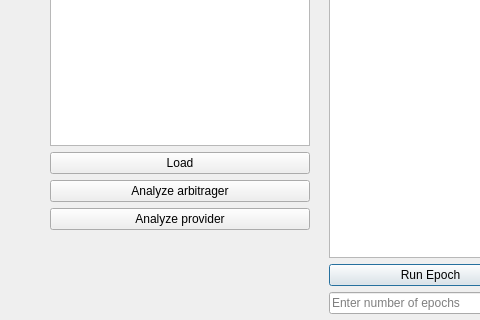
Old version of the form SimulationPlayground.ui in the repository LiquidityProtocol/AMM-Simulator; both pictures show x 0 to 480 and y 286 to 606 of the 754 by 606 pixel window.
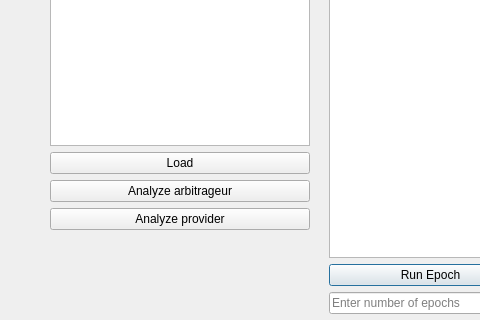
New version of the form.

Commit message: arbitrager list

```diff
--- a/SimulationPlayground.ui
+++ b/SimulationPlayground.ui
@@ -152,7 +152,7 @@
       <item>
        <widget class="QPushButton" name="pushButton_analyze_arbitrager">
         <property name="text">
-         <string>Analyze arbitrager</string>
+         <string>Analyze arbitrageur</string>
         </property>
        </widget>
       </item>
```
The commit also changes 4 other files.
